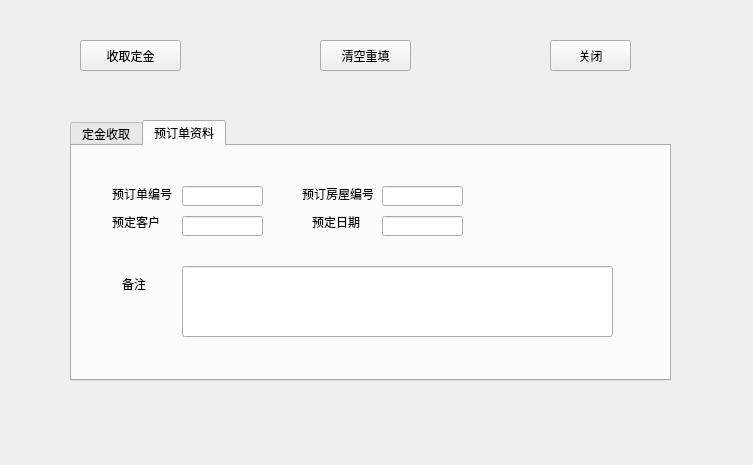
angeiv/house, file replay.ui: the form before one commit.
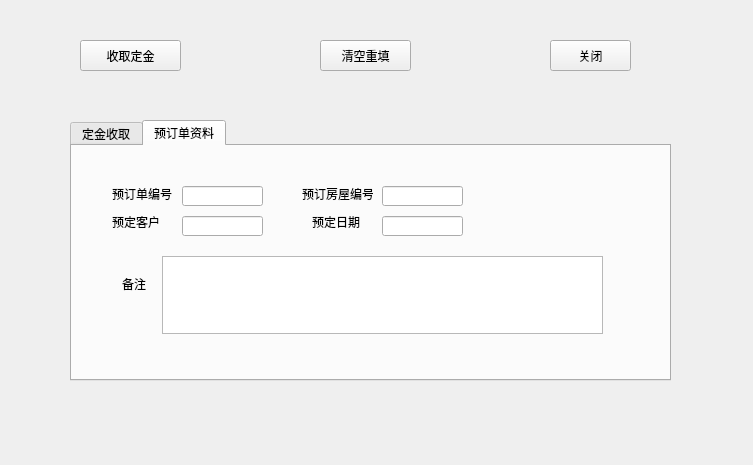
The form after the commit. The open tabs and pages were chosen to show the change.

```diff
--- a/replay.ui
+++ b/replay.ui
@@ -368,13 +368,13 @@
       <string>备注</string>
      </property>
     </widget>
-    <widget class="QLineEdit" name="lineEditRemark2">
+    <widget class="QTextEdit" name="textEdit">
      <property name="geometry">
       <rect>
-       <x>110</x>
-       <y>120</y>
-       <width>431</width>
-       <height>71</height>
+       <x>90</x>
+       <y>110</y>
+       <width>441</width>
+       <height>78</height>
       </rect>
      </property>
     </widget>
```
Left out of the diff: 18 changed lines with no effect on the pictures.
